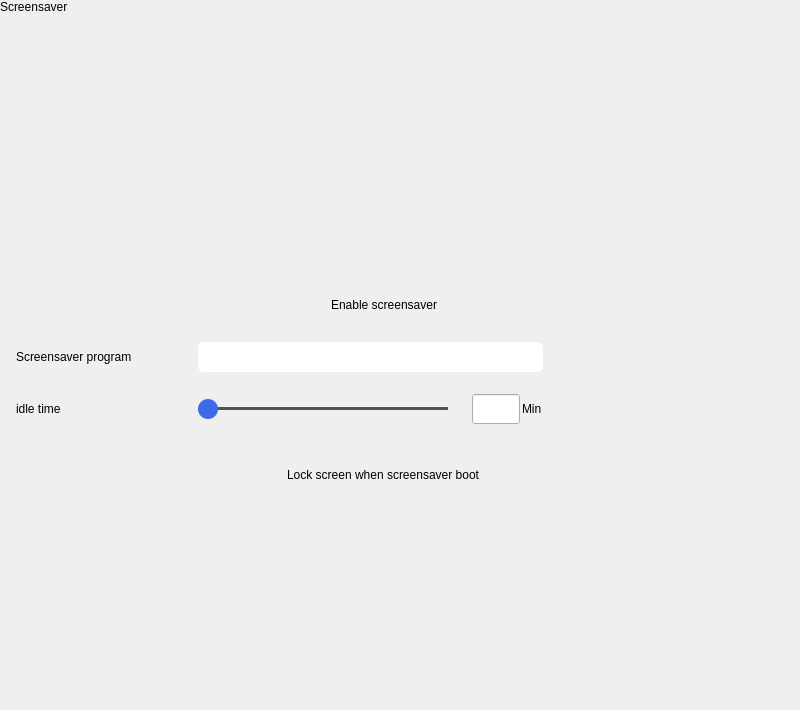
Before: the Qt Designer form plugins/personalized/screensaver/screensaver.ui in ukui/ukui-control-center, drawn with Qt 5.
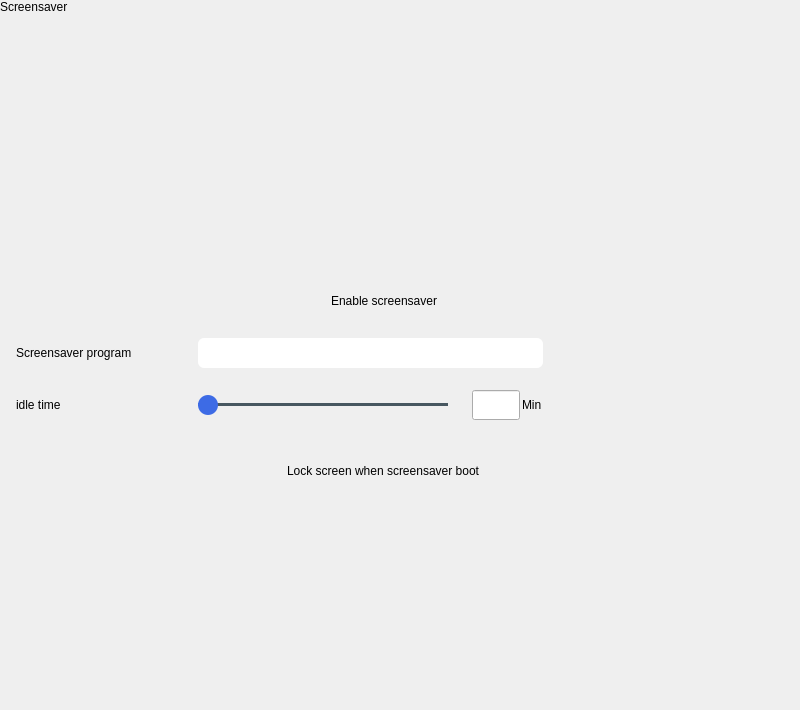
After: the same form once the commit is applied. Icons and pictures are not drawn.

Commit message: add set default ukui screensaver

Diff of the .ui file:
```diff
--- a/plugins/personalized/screensaver/screensaver.ui
+++ b/plugins/personalized/screensaver/screensaver.ui
@@ -83,13 +83,13 @@
        <property name="minimumSize">
         <size>
          <width>400</width>
-         <height>226</height>
+         <height>222</height>
         </size>
        </property>
        <property name="maximumSize">
         <size>
          <width>400</width>
-         <height>226</height>
+         <height>222</height>
         </size>
        </property>
       </widget>
@@ -99,6 +99,9 @@
        <property name="orientation">
         <enum>Qt::Horizontal</enum>
        </property>
+       <property name="sizeType">
+        <enum>QSizePolicy::Expanding</enum>
+       </property>
        <property name="sizeHint" stdset="0">
         <size>
          <width>40</width>
```
The commit also changes 4 other files.
